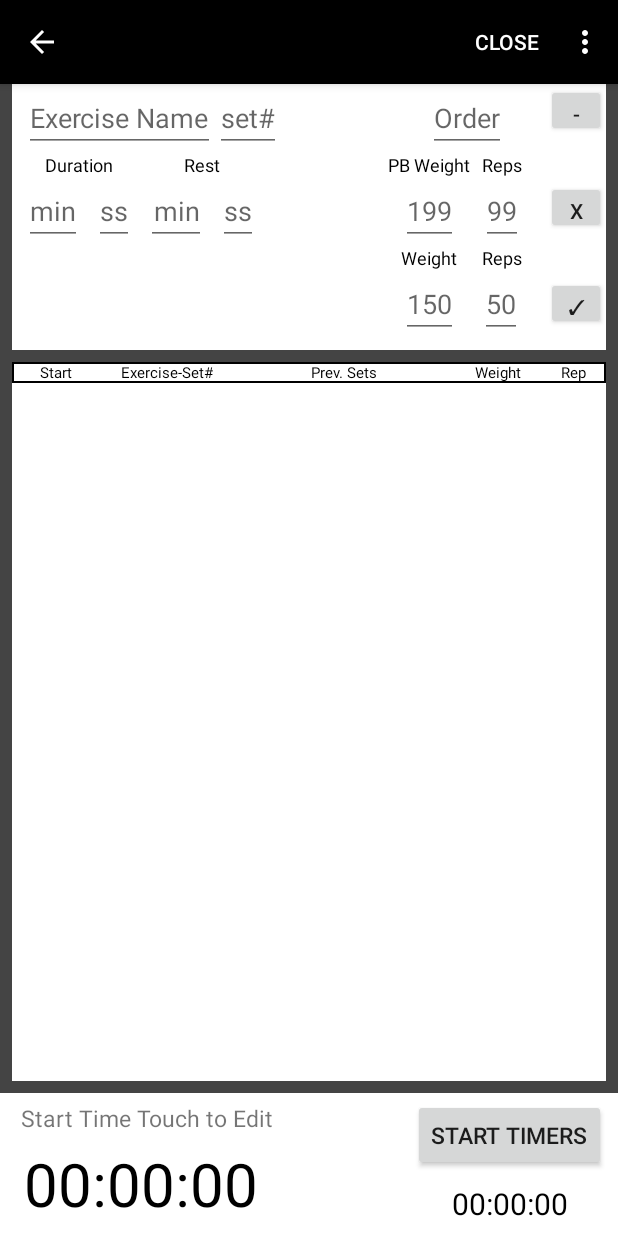
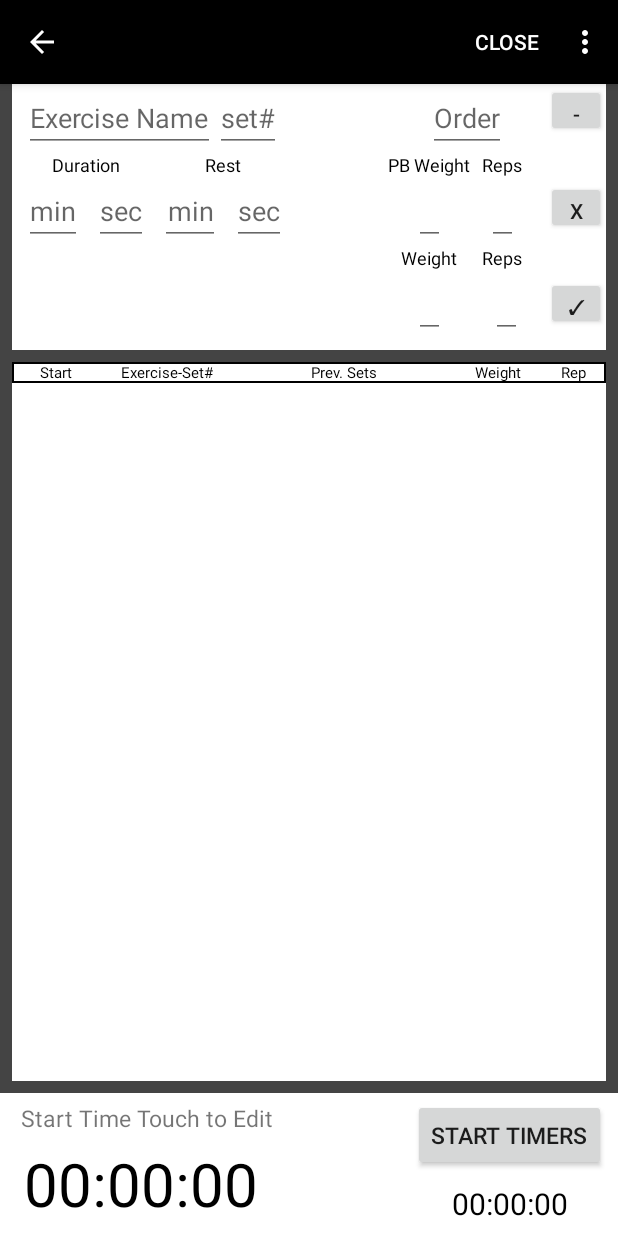
Before and after one commit to heliam1/howtobefit, an Android app: the ExerciseSetsActivity screen opened directly, with no data from a screen before it, after a tap on "ADD A SET", on a phone screen of 412 x 824 dp. Run offline under Robolectric (Android 15) with nearby library versions, the phone set to English and light mode, and no system bars; our stand-ins replace Dagger/Hilt's generated code, RxJava; 3 statements that could not run were skipped.

Commit message:
exercise sets initial w/r is " ", saving workout exset bug, adding exset to workout, cliking exset, badset order, prevsets show, editting set inserts at set order, delete set dialogue, dur rest can = "", removed pb and normal w r hint, listview divider color no vector

```diff
--- a/app/src/main/java/com/heliam1/HowToBeFit/data/HowtobefitContract.java
+++ b/app/src/main/java/com/heliam1/HowToBeFit/data/HowtobefitContract.java
@@ -39,7 +39,7 @@ public final class HowtobefitContract {
         public final static String _ID = BaseColumns._ID;                       // INTEGER
         public final static String COLUMN_WORKOUT_NAME = "name";                // TEXT
         public final static String COLUMN_WORKOUT_IMAGE = "image";              // BLOB
-        public final static String COLUMN_WORKOUT_LAST_DATE_COMPLETED = "date"; // TEXT
+        public final static String COLUMN_WORKOUT_LAST_DATE_COMPLETED = "date"; // LONG
         public final static String COLUMN_WORKOUT_DURATION = "duration";        // INTEGER
     }
 
--- a/app/src/main/java/com/heliam1/HowToBeFit/data/HowtobefitProvider.java
+++ b/app/src/main/java/com/heliam1/HowToBeFit/data/HowtobefitProvider.java
@@ -147,6 +147,8 @@ public class HowtobefitProvider extends ContentProvider {
 
         SQLiteDatabase database = mDbHelper.getWritableDatabase();
 
+        Log.v("INSERT EXSET:", values.toString());
+
         long id = database.insert(ExerciseSetEntry.TABLE_NAME, null, values);
         // If the ID is -1, then the insertion failed. Log an error and return null.
         if (id == -1) {
@@ -201,6 +203,8 @@ public class HowtobefitProvider extends ContentProvider {
         }
 
         SQLiteDatabase database = mDbHelper.getWritableDatabase();
+
+        Log.v("UPDATE WORKOUT", values.toString());
 
         int rowsUpdated = database.update(WorkoutEntry.TABLE_NAME, values, selection, selectionArgs);
 
--- a/app/src/main/java/com/heliam1/HowToBeFit/repositories/ExerciseSetRepository.java
+++ b/app/src/main/java/com/heliam1/HowToBeFit/repositories/ExerciseSetRepository.java
@@ -15,13 +15,13 @@ public interface ExerciseSetRepository {
 
     public Single<List<PreviousExerciseSet>> getPreviousSets(String name, int setNumber);
 
-    public Single<Long> saveExerciseSets();
+    public Single<Long> saveExerciseSets(long time);
 
     public Single<Long> deleteExerciseSet(ExerciseSet exerciseSet);
 
     public Single<Long> deleteWorkout(long id);
 
-    public Single<Long> updateWorkout(long id);
+    public Single<Long> updateWorkout(long id, long time);
 
     public void addStartExsetListprevset(StartTimeExerciseSetListPreviousExerciseSet element);
 
--- a/app/src/main/java/com/heliam1/HowToBeFit/ui/ExerciseSets/ExerciseSetsView.java
+++ b/app/src/main/java/com/heliam1/HowToBeFit/ui/ExerciseSets/ExerciseSetsView.java
@@ -27,4 +27,6 @@ public interface ExerciseSetsView {
     public void displayToast(String message);
 
     public void clearEditor();
+
+    public void finishActivity();
 }
--- a/app/src/main/res/layout/activity_exercise_sets.xml
+++ b/app/src/main/res/layout/activity_exercise_sets.xml
@@ -81,7 +81,7 @@
             android:layout_width="wrap_content"
             android:layout_height="wrap_content"
             android:layout_marginStart="8dp"
-            android:hint="ss"
+            android:hint="sec"
             android:maxLines="1"
             android:textAlignment="textEnd"
             app:layout_constraintStart_toEndOf="@+id/edit_text_add_set_duration_minutes"
@@ -116,7 +116,7 @@
             android:layout_width="wrap_content"
             android:layout_height="wrap_content"
             android:layout_marginStart="8dp"
-            android:hint="ss"
+            android:hint="sec"
             android:maxLines="1"
             android:textAlignment="textEnd"
             app:layout_constraintStart_toEndOf="@+id/edit_text_add_set_rest_minutes"
@@ -139,7 +139,6 @@
             android:layout_height="wrap_content"
             android:layout_marginEnd="8dp"
             android:layout_marginStart="8dp"
-            android:hint="199"
             android:maxLines="1"
             app:layout_constraintEnd_toEndOf="@+id/label_PB_Weight"
             app:layout_constraintStart_toStartOf="@+id/label_PB_Weight"
@@ -160,7 +159,6 @@
             android:layout_width="wrap_content"
             android:layout_height="wrap_content"
             android:layout_marginEnd="16dp"
-            android:hint="99"
             android:maxLines="1"
             app:layout_constraintEnd_toStartOf="@+id/button_save_exercise_set"
             app:layout_constraintStart_toStartOf="@+id/label_PB_Reps"
@@ -197,7 +195,6 @@
             android:layout_width="wrap_content"
             android:layout_height="wrap_content"
             android:layout_marginBottom="8dp"
-            android:hint="150"
             android:maxLines="1"
             app:layout_constraintBottom_toBottomOf="parent"
             app:layout_constraintEnd_toEndOf="@+id/label_Weight"
@@ -210,7 +207,6 @@
             android:layout_height="wrap_content"
             android:layout_marginBottom="8dp"
             android:layout_marginEnd="16dp"
-            android:hint="50"
             android:maxLines="1"
             app:layout_constraintBottom_toBottomOf="parent"
             app:layout_constraintEnd_toStartOf="@+id/button_save_exercise_set"
@@ -396,6 +392,8 @@
     </android.support.constraint.ConstraintLayout>
 
     <ListView
+        android:divider="@android:color/black"
+        android:dividerHeight="3px"
             android:orientation="vertical"
             android:id="@+id/exerciseSetsListView"
             android:layout_width="0dp"
--- a/app/src/main/res/layout/item_exerciseset.xml
+++ b/app/src/main/res/layout/item_exerciseset.xml
@@ -4,8 +4,9 @@
     xmlns:tools="http://schemas.android.com/tools"
     android:layout_width="match_parent"
     android:layout_height="wrap_content"
-    android:background="@drawable/background_exerciseset"
+    android:background="@android:color/white"
     android:orientation="horizontal">
+    <!-- android:background="@drawable/background_exerciseset" -->
 
     <TextView
         android:id="@+id/setNameNumber"
```
Also changed, not shown: app/src/main/java/com/heliam1/HowToBeFit/repositories/DatabaseRepository.java (+7 -6 lines), app/src/main/java/com/heliam1/HowToBeFit/ui/ExerciseSets/ExerciseSetAdapter.java (+10 -2 lines), app/src/main/java/com/heliam1/HowToBeFit/ui/ExerciseSets/ExerciseSetsActivity.java (+44 -6 lines), app/src/main/java/com/heliam1/HowToBeFit/ui/ExerciseSets/ExerciseSetsPresenter.java (+30 -4 lines).
